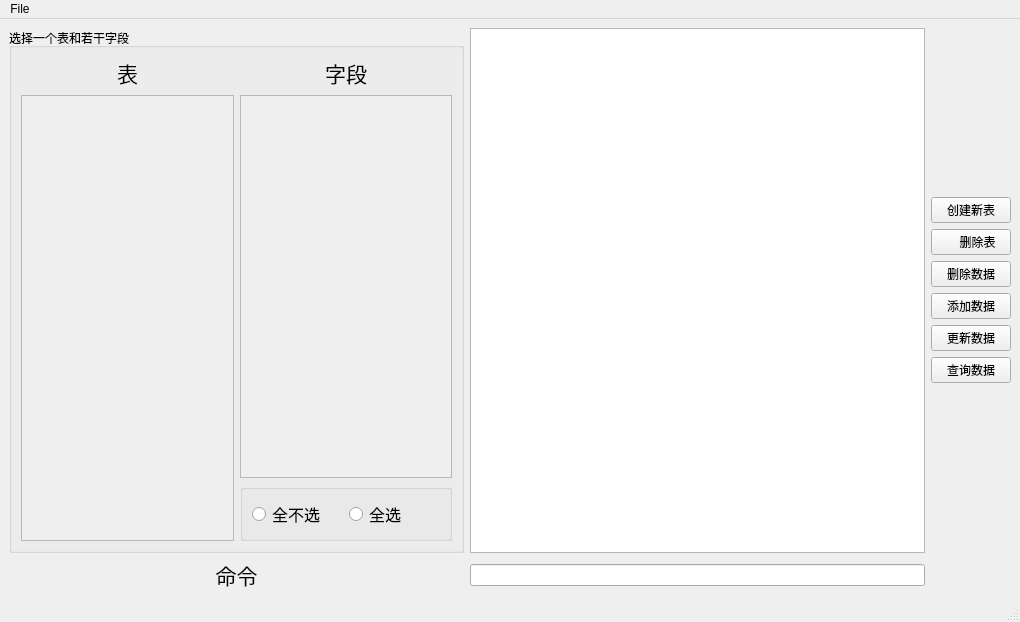
This is ui_src/sqlite_main_window.ui in akira4O4/PyQt5_Face_Recognition as Qt 5 draws it before an edit. The edited form follows.
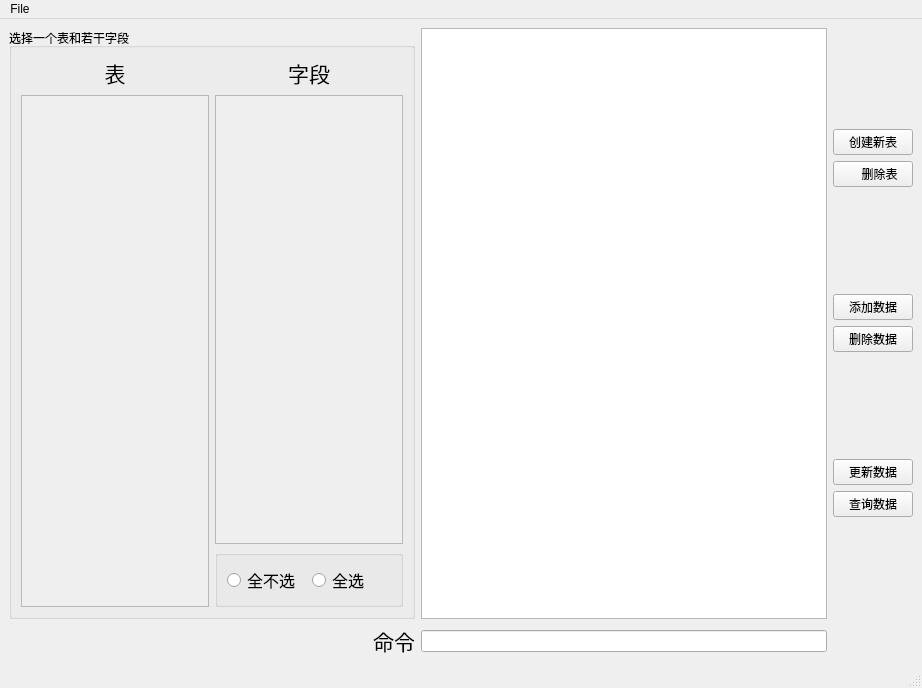
This is the edited form.

```diff
--- a/ui_src/sqlite_main_window.ui
+++ b/ui_src/sqlite_main_window.ui
@@ -6,8 +6,8 @@
    <rect>
     <x>0</x>
     <y>0</y>
-    <width>1020</width>
-    <height>622</height>
+    <width>922</width>
+    <height>688</height>
    </rect>
   </property>
   <property name="windowTitle">
@@ -50,8 +50,8 @@
                <rect>
                 <x>0</x>
                 <y>0</y>
-                <width>207</width>
-                <height>431</height>
+                <width>182</width>
+                <height>497</height>
                </rect>
               </property>
              </widget>
@@ -88,8 +88,8 @@
                  <rect>
                   <x>0</x>
                   <y>0</y>
-                  <width>204</width>
-                  <height>346</height>
+                  <width>180</width>
+                  <height>412</height>
                  </rect>
                 </property>
                </widget>
@@ -145,7 +145,7 @@
      <widget class="QTableView" name="tableView_content"/>
     </item>
     <item row="0" column="2">
-     <layout class="QVBoxLayout" name="verticalLayout_2">
+     <layout class="QVBoxLayout" name="verticalLayout_8">
       <item>
        <layout class="QVBoxLayout" name="verticalLayout">
         <item>
@@ -162,13 +162,10 @@
           </property>
          </widget>
         </item>
-        <item>
-         <widget class="QPushButton" name="pushButton_del">
-          <property name="text">
-           <string>删除数据</string>
-          </property>
-         </widget>
-        </item>
+       </layout>
+      </item>
+      <item>
+       <layout class="QVBoxLayout" name="verticalLayout_2">
         <item>
          <widget class="QPushButton" name="pushButton_add">
           <property name="text">
@@ -177,6 +174,17 @@
          </widget>
         </item>
         <item>
+         <widget class="QPushButton" name="pushButton_del">
+          <property name="text">
+           <string>删除数据</string>
+          </property>
+         </widget>
+        </item>
+       </layout>
+      </item>
+      <item>
+       <layout class="QVBoxLayout" name="verticalLayout_7">
+        <item>
          <widget class="QPushButton" name="pushButton_update">
           <property name="text">
            <string>更新数据</string>
@@ -205,7 +213,7 @@
        <string>命令</string>
       </property>
       <property name="alignment">
-       <set>Qt::AlignCenter</set>
+       <set>Qt::AlignRight|Qt::AlignTrailing|Qt::AlignVCenter</set>
       </property>
      </widget>
     </item>
@@ -219,7 +227,7 @@
     <rect>
      <x>0</x>
      <y>0</y>
-     <width>1020</width>
+     <width>922</width>
      <height>23</height>
     </rect>
    </property>
```
